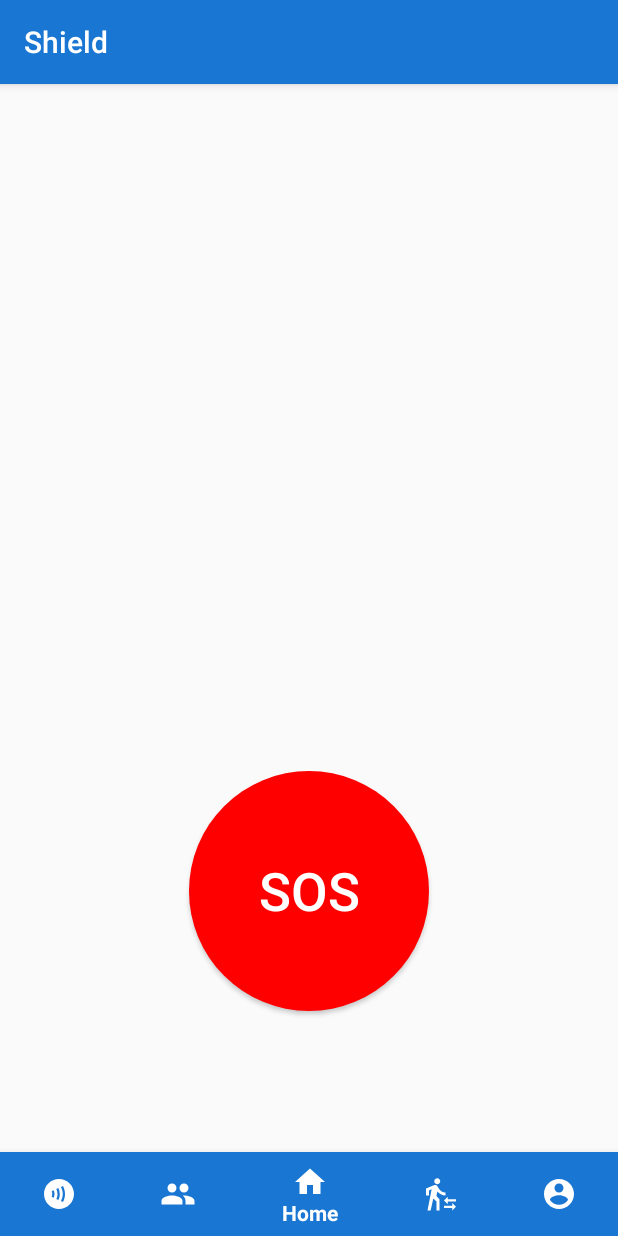
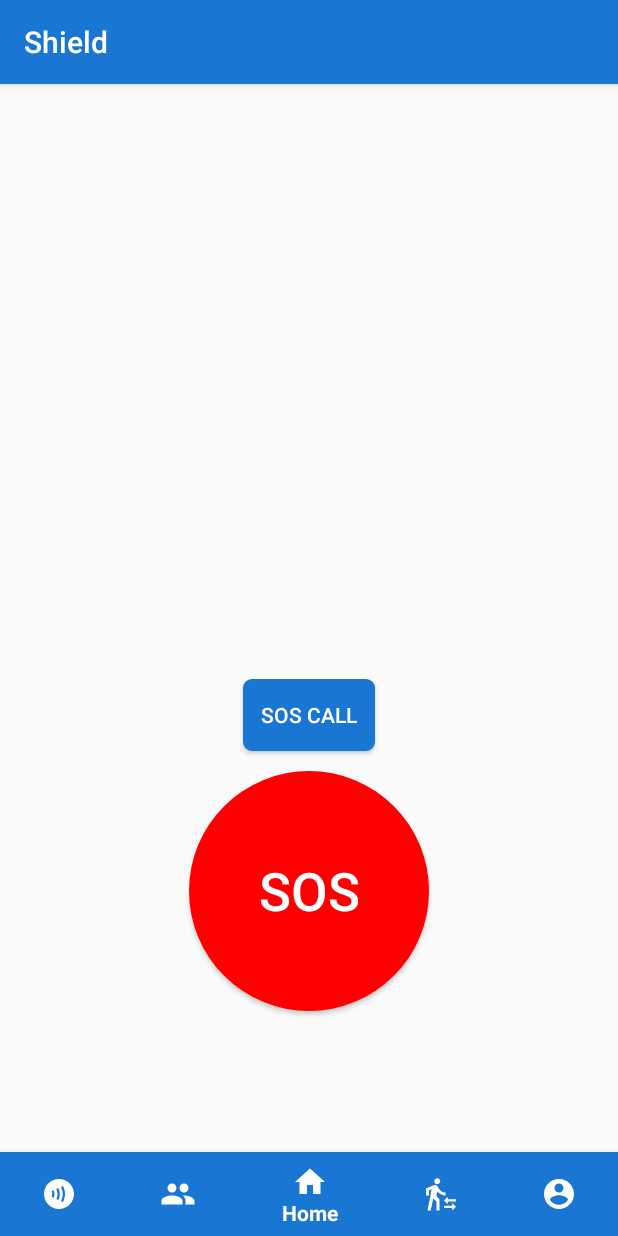
Before and after one commit to bhajan-limitless/AS120_EZ4US, an Android app: the screen it shows after launch once a user with an empty profile is signed in (MainActivity), on a phone screen of 412 x 824 dp. Run offline under Robolectric (Android 15) with nearby library versions, the phone set to English and light mode, and no system bars; our stand-ins replace Firebase (no records; nobody signed in at launch, a user with empty details on screens opened directly), Volley.

Commit message:
Added SOS call button

```diff
--- a/app/src/main/AndroidManifest.xml
+++ b/app/src/main/AndroidManifest.xml
@@ -62,6 +62,7 @@
     <uses-permission android:name="android.permission.RECEIVE_SMS" />
     <uses-permission android:name="android.permission.READ_SMS" />
     <uses-permission android:name="android.permission.RECORD_AUDIO" />
+    <uses-permission android:name="android.permission.CALL_PHONE" />
 
     <uses-permission android:name="android.permission.MANAGE_EXTERNAL_STORAGE" />
 
--- a/app/src/main/res/layout/activity_main.xml
+++ b/app/src/main/res/layout/activity_main.xml
@@ -19,6 +19,18 @@
         android:layout_height="wrap_content"
         android:gravity="center"
         android:orientation="vertical">
+
+        <Button
+            android:id="@+id/callBtn"
+            android:layout_width="wrap_content"
+            android:layout_height="wrap_content"
+            android:background="@drawable/rounded_corners"
+            android:text="SOS Call"
+            android:layout_marginBottom="20px"
+            android:onClick="onDialButton"
+            android:textColor="#fff"
+            tools:ignore="OnClick" />
+
 
         <Button
             android:id="@+id/smsandnotificationbutton"
@@ -44,4 +56,5 @@
         app:menu="@menu/menu_nav"
         android:layout_alignParentBottom="true"/>
 
+
 </RelativeLayout>
```
Also changed, not shown: app/src/main/java/com/ez4us/shieldapp/MainActivity.java (+21 -0 lines).
